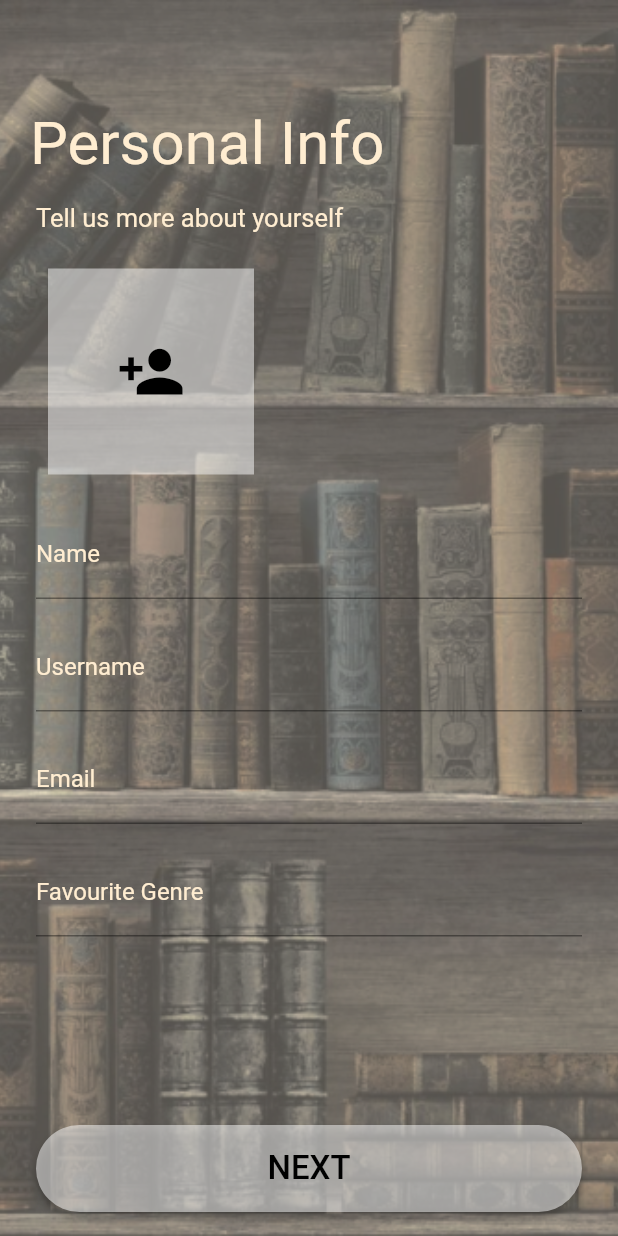
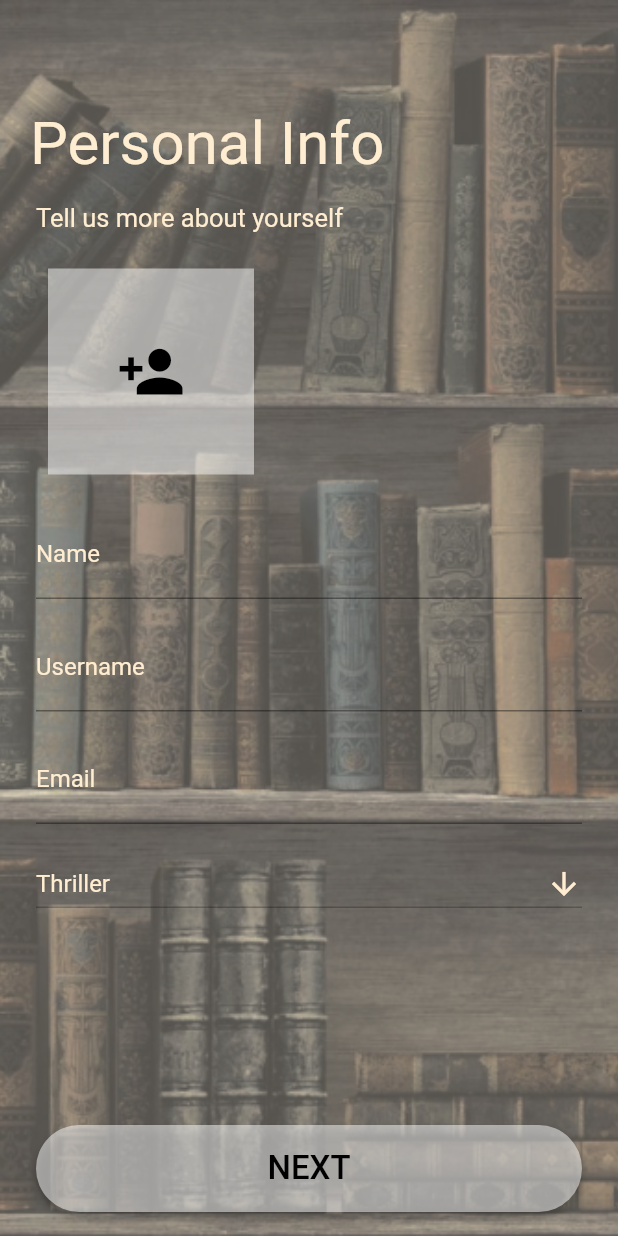
Before and after one commit to acmpesuecc/allabtbooks, a Flutter app: the PersonalInfo screen opened directly, on a phone screen of 412 x 824 dp. Run offline on Flutter 3.47's test engine with Material 2 defaults, Android fonts, the phone set to English and light mode, and no system bars; our stand-ins replace country_code_picker, file_picker, firebase_auth, firebase_database, firebase_storage, google_fonts and 4 more; accounts and stored records are empty; Roboto replaces fonts that are missing (Rosarivo).

Commit message:
Added dropdown button for Fav genre field

```diff
--- a/lib/main.dart
+++ b/lib/main.dart
@@ -1,13 +1,16 @@
+import 'package:allabtbooks/screens/registration/init.dart';
 import 'package:flutter/material.dart';
-import 'bookitem.dart';
 import 'package:flutter/services.dart';
+import 'screens/registration/personal_info.dart';
+
 void main() {
   WidgetsFlutterBinding.ensureInitialized();
-  SystemChrome.setPreferredOrientations([
-    DeviceOrientation.portraitUp,
-    DeviceOrientation.portraitDown,
-
-  ],);
+  SystemChrome.setPreferredOrientations(
+    [
+      DeviceOrientation.portraitUp,
+      DeviceOrientation.portraitDown,
+    ],
+  );
   runApp(const MyApp());
 }
 
@@ -21,7 +24,7 @@ class MyApp extends StatelessWidget {
       theme: ThemeData(
         primarySwatch: Colors.blue,
       ),
-      home: Book(),
+      home: PersonalInfo(),
     );
   }
 }
--- a/lib/screens/registration/personal_info.dart
+++ b/lib/screens/registration/personal_info.dart
@@ -7,6 +7,7 @@ import 'package:firebase_database/firebase_database.dart';
 import 'package:location/location.dart';
 import 'package:firebase_storage/firebase_storage.dart';
 import 'collection.dart';
+import 'package:allabtbooks/models/bookcarddata.dart';
 
 class PersonalInfo extends StatefulWidget {
   const PersonalInfo({Key? key}) : super(key: key);
@@ -20,7 +21,7 @@ class _PersonalInfoState extends State<PersonalInfo> {
   final username = TextEditingController();
   final name = TextEditingController();
   final email = TextEditingController();
-  final fav_genre = TextEditingController();
+  String dropdownValue = 'Thriller';
   @override
   Widget build(BuildContext context) {
     return SafeArea(
@@ -201,22 +202,38 @@ class _PersonalInfoState extends State<PersonalInfo> {
                               child: Row(
                                 children: [
                                   Expanded(
-                                    child: TextField(
-                                      controller: fav_genre,
-                                      style:
-                                          TextStyle(color: Color(0xffFFEDD1)),
-                                      decoration: InputDecoration(
-                                          focusedBorder:
-                                              const UnderlineInputBorder(
-                                                  borderSide: BorderSide(
-                                                      color:
-                                                          Color(0xffFFEDD1))),
-                                          labelText: "Favourite Genre",
-                                          labelStyle: GoogleFonts.rosarivo(
+                                      child: DropdownButton<String>(
+                                    isExpanded: true,
+                                    dropdownColor:
+                                        Colors.black.withOpacity(0.75),
+                                    value: dropdownValue,
+                                    icon: const Icon(Icons.arrow_downward,
+                                        color: Color(0xffFFEDD1)),
+                                    elevation: 16,
+                                    style: const TextStyle(
+                                        color: Colors.deepPurple),
+                                    underline: Container(
+                                      height: 1,
+                                      color: Colors.black.withOpacity(0.25),
+                                    ),
+                                    onChanged: (String? newValue) {
+                                      setState(() {
+                                        dropdownValue = newValue!;
+                                      });
+                                    },
+                                    items: genres
+                                        .map<DropdownMenuItem<String>>((value) {
+                                      return DropdownMenuItem<String>(
+                                        value: value,
+                                        child: Text(
+                                          value,
+                                          style: GoogleFonts.rosarivo(
                                               fontSize: 16,
-                                              color: Color(0xffFFEDD1))),
-                                    ),
-                                  ),
+                                              color: Color(0xffFFEDD1)),
+                                        ),
+                                      );
+                                    }).toList(),
+                                  ))
                                 ],
                               ),
                             ),
@@ -277,7 +294,6 @@ class _PersonalInfoState extends State<PersonalInfo> {
         if (username.text != '' &&
             name.text != '' &&
             email.text != '' &&
-            fav_genre.text != '' &&
             files != null) {
           DatabaseReference ref =
               FirebaseDatabase.instance.ref('users/' + username.text);
@@ -286,7 +302,7 @@ class _PersonalInfoState extends State<PersonalInfo> {
           ref.set({
             'email': email.text,
             'name': name.text,
-            'fav_genre': fav_genre.text,
+            'fav_genre': dropdownValue,
             'location': latlong
           });
           FirebaseStorage.instance
```
Also changed, not shown: pubspec.lock.
